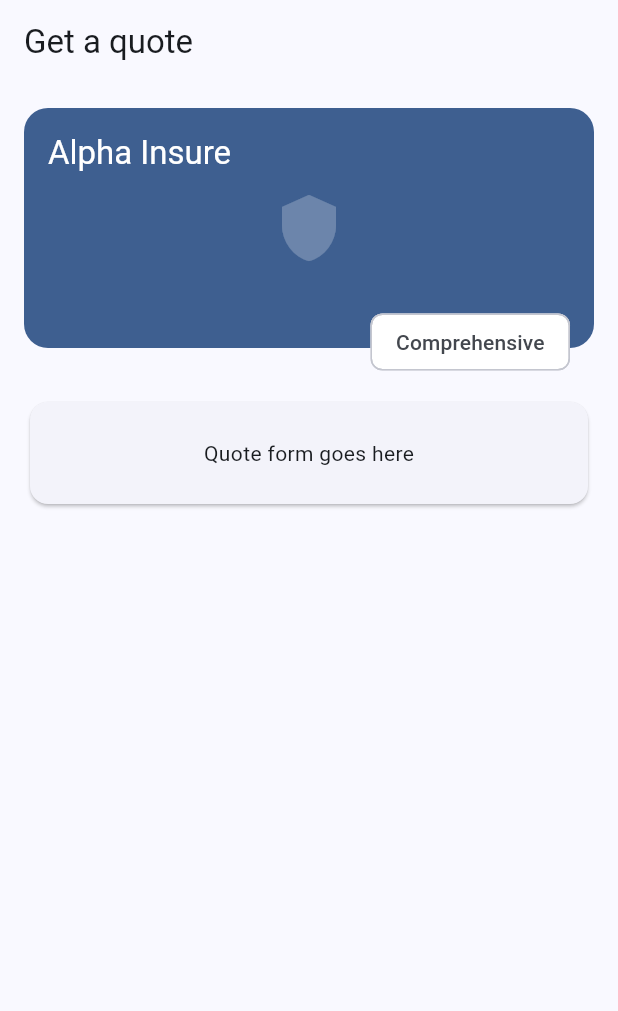
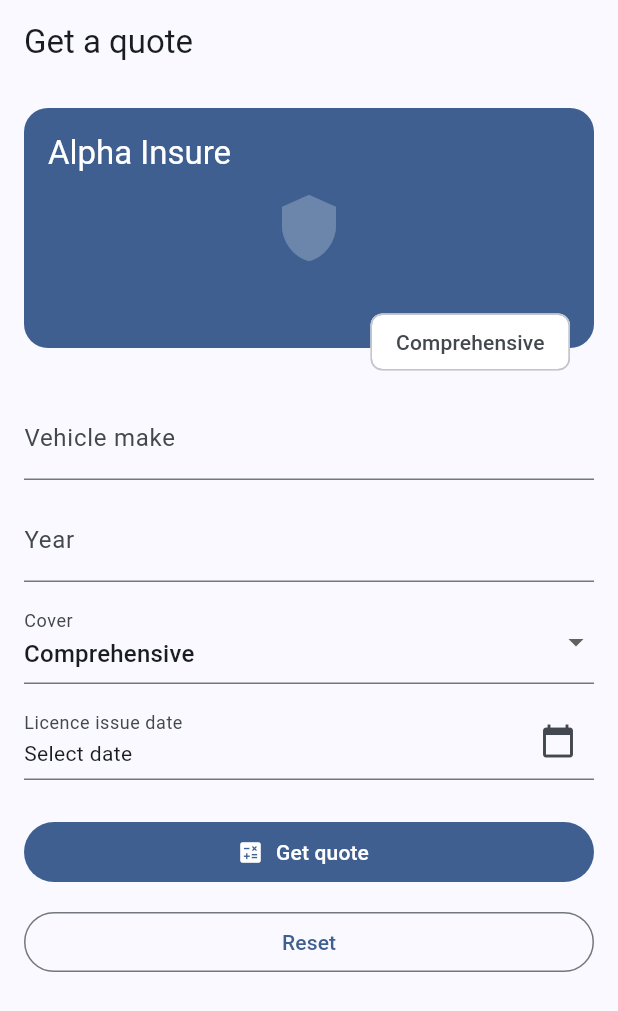
Before and after one commit to Clynton19860/flutter, a Flutter app: the screen it shows after launch, on a phone screen of 412 x 824 dp. Shown: the top 1011 px of the screen. Run offline on Flutter 3.47's test engine with Material 3 defaults, Android fonts, the phone set to English and light mode, and no system bars.

Commit message:
Day 2: capture form

```diff
--- /dev/null
+++ b/quote_app/lib/features/quote/presentation/capture_form.dart
@@ -0,0 +1,180 @@
+import 'package:flutter/material.dart';
+import 'package:flutter/services.dart';
+import 'package:quote_app/features/quote/domain/quote_model.dart';
+
+class CaptureForm extends StatefulWidget {
+  const CaptureForm({super.key, required this.onSubmit});
+  final void Function(QuoteRequest) onSubmit;
+
+  @override
+  State<CaptureForm> createState() => _CaptureFormState();
+}
+
+class _CaptureFormState extends State<CaptureForm> {
+  final _formKey = GlobalKey<FormState>();
+  final _makeCtrl = TextEditingController();
+  final _yearCtrl = TextEditingController();
+  Cover _cover = Cover.comprehensive;
+  DateTime? _licenceDate;
+
+  @override
+  void dispose() {
+    _makeCtrl.dispose();
+    _yearCtrl.dispose();
+    super.dispose();
+  }
+
+  void _submit() {
+    if (!_formKey.currentState!.validate()) return;
+    final year = int.parse(_yearCtrl.text);
+    final licenceYear = _licenceDate?.year ?? DateTime.now().year;
+    final age = DateTime.now().year - licenceYear + 18;
+    widget.onSubmit(QuoteRequest(
+      make: _makeCtrl.text.trim(),
+      year: year,
+      driverAge: age,
+      cover: _cover,
+    ));
+  }
+
+  bool get _hasInput =>
+      _makeCtrl.text.trim().isNotEmpty ||
+      _yearCtrl.text.trim().isNotEmpty ||
+      _cover != Cover.comprehensive ||
+      _licenceDate != null;
+
+  Future<void> _reset() async {
+    if (_hasInput) {
+      final confirmed = await showDialog<bool>(
+        context: context,
+        builder: (ctx) => AlertDialog(
+          title: const Text('Discard changes?'),
+          content: const Text('Your unsaved quote will be lost.'),
+          actions: [
+            TextButton(
+              onPressed: () => Navigator.pop(ctx, false),
+              child: const Text('Cancel'),
+            ),
+            FilledButton(
+              onPressed: () => Navigator.pop(ctx, true),
+              child: const Text('Discard'),
+            ),
+          ],
+        ),
+      );
+      if (!context.mounted) return;
+      if (confirmed != true) return;
+    }
+    _formKey.currentState!.reset();
+    _makeCtrl.clear();
+    _yearCtrl.clear();
+    setState(() {
+      _cover = Cover.comprehensive;
+      _licenceDate = null;
+    });
+  }
+
+  @override
+  Widget build(BuildContext context) => Form(key: _formKey, child: _fields(context));
+
+  Widget _fields(BuildContext context) => Column(
+        crossAxisAlignment: CrossAxisAlignment.stretch,
+        children: [
+          TextFormField(
+            controller: _makeCtrl,
+            decoration: const InputDecoration(
+              labelText: 'Vehicle make',
+              hintText: 'e.g. VW',
+            ),
+            textInputAction: TextInputAction.next,
+            textCapitalization: TextCapitalization.words,
+            validator: (v) =>
+                (v == null || v.trim().isEmpty) ? 'Make is required' : null,
+          ),
+          const SizedBox(height: 12),
+          TextFormField(
+            controller: _yearCtrl,
+            decoration: const InputDecoration(labelText: 'Year'),
+            keyboardType: TextInputType.number,
+            inputFormatters: [
+              FilteringTextInputFormatter.digitsOnly,
+              LengthLimitingTextInputFormatter(4),
+            ],
+            validator: (v) {
+              final y = int.tryParse(v ?? '');
+              if (y == null) return 'Enter a 4-digit year';
+              if (y < 1990 || y > DateTime.now().year) {
+                return 'Year must be 1990-${DateTime.now().year}';
+              }
+              return null;
+            },
+          ),
+          const SizedBox(height: 12),
+          DropdownButtonFormField<Cover>(
+            initialValue: _cover,
+            decoration: const InputDecoration(labelText: 'Cover'),
+            items: [
+              for (final c in Cover.values)
+                DropdownMenuItem(value: c, child: Text(c.label)),
+            ],
+            onChanged: (c) => setState(() => _cover = c ?? _cover),
+          ),
+          const SizedBox(height: 12),
+          _LicenceDateField(
+            value: _licenceDate,
+            onChanged: (d) => setState(() => _licenceDate = d),
+          ),
+          const SizedBox(height: 24),
+          FilledButton.icon(
+            onPressed: _submit,
+            icon: const Icon(Icons.calculate),
+            label: const Text('Get quote'),
+          ),
+          const SizedBox(height: 12),
+          OutlinedButton(
+            onPressed: _reset,
+            child: const Text('Reset'),
+          ),
+        ],
+      );
+}
+
+class _LicenceDateField extends StatelessWidget {
+  const _LicenceDateField({required this.value, required this.onChanged});
+  final DateTime? value;
+  final ValueChanged<DateTime?> onChanged;
+
+  @override
+  Widget build(BuildContext context) {
+    final text = value == null
+        ? 'Select date'
+        : MaterialLocalizations.of(context).formatMediumDate(value!);
+    return FormField<DateTime>(
+      initialValue: value,
+      validator: (d) => d == null ? 'Licence date is required' : null,
+      builder: (state) => InputDecorator(
+        decoration: InputDecoration(
+          labelText: 'Licence issue date',
+          errorText: state.errorText,
+          suffixIcon: const Icon(Icons.calendar_today),
+        ),
+        child: InkWell(
+          onTap: () async {
+            final now = DateTime.now();
+            final picked = await showDatePicker(
+              context: context,
+              initialDate: value ?? DateTime(now.year - 5),
+              firstDate: DateTime(1950),
+              lastDate: now,
+            );
+            if (picked != null) {
+              state.didChange(picked);
+              onChanged(picked);
+            }
+          },
+          child: Text(text),
+        ),
+      ),
+    );
+  }
+}
--- a/quote_app/lib/features/quote/presentation/capture_screen.dart
+++ b/quote_app/lib/features/quote/presentation/capture_screen.dart
@@ -1,10 +1,18 @@
 import 'package:flutter/material.dart';
 import 'package:quote_app/features/quote/domain/quote_model.dart';
+import 'package:quote_app/features/quote/presentation/capture_form.dart';
 
 class CaptureScreen extends StatelessWidget {
   const CaptureScreen({super.key});
 
   static const _wideBreakpoint = 700.0;
+
+  void _showPremium(BuildContext context, QuoteRequest r) {
+    final premium = calculatePremium(r);
+    ScaffoldMessenger.of(context).showSnackBar(
+      SnackBar(content: Text('Premium ${premium.rands}')),
+    );
+  }
 
   @override
   Widget build(BuildContext context) => Scaffold(
@@ -12,6 +20,9 @@
         body: SafeArea(
           child: LayoutBuilder(
             builder: (context, constraints) {
+              final form = CaptureForm(
+                onSubmit: (r) => _showPremium(context, r),
+              );
               if (constraints.maxWidth >= _wideBreakpoint) {
                 return Padding(
                   padding: const EdgeInsets.all(16),
@@ -21,9 +32,7 @@
                       const SizedBox(width: 280, child: _BrandHeader()),
                       const SizedBox(width: 24),
                       Expanded(
-                        child: SingleChildScrollView(
-                          child: _QuoteFormPlaceholder(),
-                        ),
+                        child: SingleChildScrollView(child: form),
                       ),
                     ],
                   ),
@@ -31,28 +40,16 @@
               }
               return SingleChildScrollView(
                 padding: const EdgeInsets.all(16),
-                child: const Column(
+                child: Column(
                   children: [
-                    _BrandHeader(),
-                    SizedBox(height: 32),
-                    _QuoteFormPlaceholder(),
+                    const _BrandHeader(),
+                    const SizedBox(height: 32),
+                    form,
                   ],
                 ),
               );
             },
           ),
-        ),
-      );
-}
-
-class _QuoteFormPlaceholder extends StatelessWidget {
-  const _QuoteFormPlaceholder();
-
-  @override
-  Widget build(BuildContext context) => const Card(
-        child: Padding(
-          padding: EdgeInsets.all(24),
-          child: Center(child: Text('Quote form goes here')),
         ),
       );
 }
```
